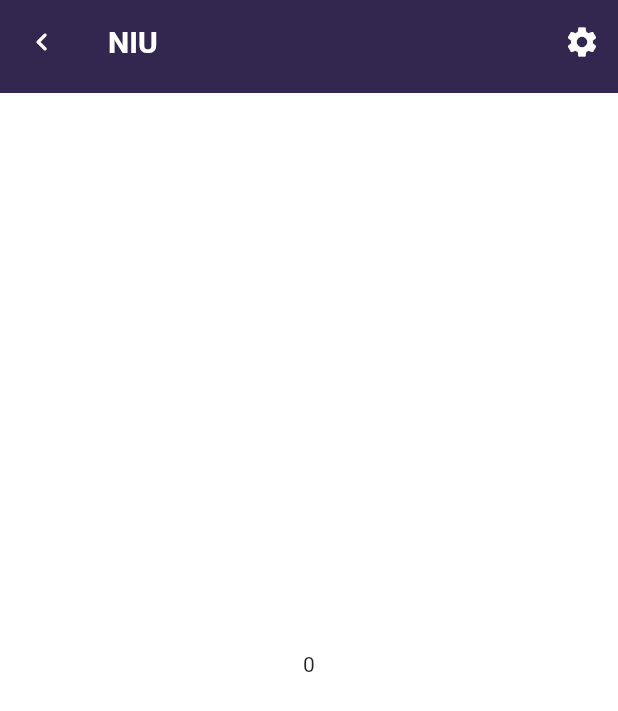
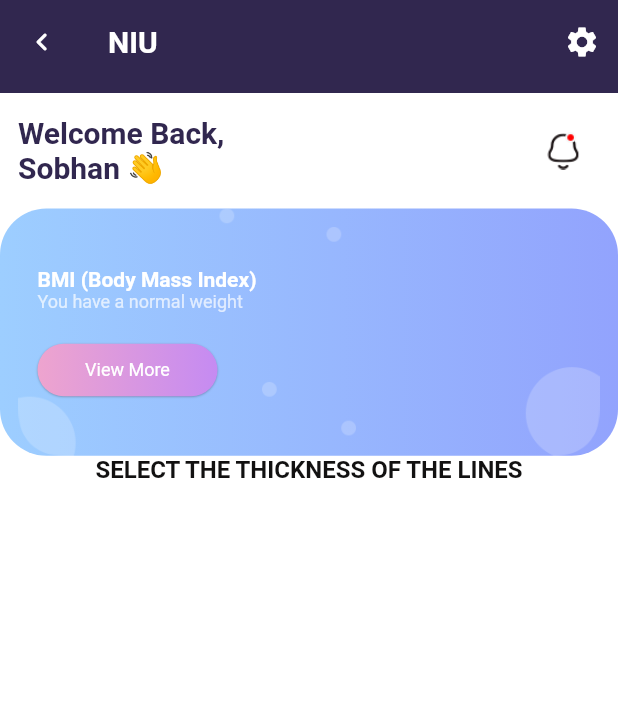
Before and after one commit to TheSam912/NIU_company_task, a Flutter app: the HomeScreen screen opened by its route, on a phone screen of 412 x 824 dp. Shown: the top 711 px of the screen. Run offline on Flutter 3.47's test engine with Material 2 defaults, Android fonts, the phone set to English and light mode, and no system bars; our stand-ins replace animate_do, awesome_snackbar_content, flutter_hooks, hooks_riverpod, shared_preferences; missing offline and left inert: health; accounts and stored records are empty.

Commit message:
rounded button class

```diff
--- a/lib/Constant/colors.dart
+++ b/lib/Constant/colors.dart
@@ -4,3 +4,12 @@
 Color black = const Color.fromARGB(255, 18, 17, 17);
 Color mainColor = const Color.fromRGBO(49, 39, 79, 1);
 Color shadowColor = const Color.fromRGBO(196, 135, 198, .3);
+
+Color get primaryColor1 => const Color(0xff92A3FD);
+Color get primaryColor2 => const Color(0xff9DCEFF);
+
+Color get secondaryColor1 => const Color(0xffC58BF2);
+Color get secondaryColor2 => const Color(0xffEEA4CE);
+
+List<Color> get primaryG => [primaryColor2, primaryColor1];
+List<Color> get secondaryG => [secondaryColor2, secondaryColor1];
--- /dev/null
+++ b/lib/utils/rounded_button.dart
@@ -0,0 +1,79 @@
+import 'package:flutter/material.dart';
+
+import '../Constant/colors.dart';
+
+enum RoundButtonType { bgGradient, bgSGradient, textGradient }
+
+class RoundButton extends StatelessWidget {
+  final String title;
+  final RoundButtonType type;
+  final VoidCallback onPressed;
+  final double fontSize;
+  final double elevation;
+  final FontWeight fontWeight;
+
+  const RoundButton(
+      {super.key,
+      required this.title,
+      this.type = RoundButtonType.bgGradient,
+      this.fontSize = 16,
+      this.elevation = 1,
+      this.fontWeight = FontWeight.w700,
+      required this.onPressed});
+
+  @override
+  Widget build(BuildContext context) {
+    return Container(
+      decoration: BoxDecoration(
+          gradient: LinearGradient(
+            colors: type == RoundButtonType.bgSGradient ? secondaryG : primaryG,
+          ),
+          borderRadius: BorderRadius.circular(25),
+          boxShadow: type == RoundButtonType.bgGradient ||
+                  type == RoundButtonType.bgSGradient
+              ? const [
+                  BoxShadow(
+                      color: Colors.black26,
+                      blurRadius: 0.5,
+                      offset: Offset(0, 0.5))
+                ]
+              : null),
+      child: MaterialButton(
+        onPressed: onPressed,
+        height: 50,
+        shape: RoundedRectangleBorder(borderRadius: BorderRadius.circular(25)),
+        textColor: primaryColor1,
+        minWidth: double.maxFinite,
+        elevation: type == RoundButtonType.bgGradient ||
+                type == RoundButtonType.bgSGradient
+            ? 0
+            : elevation,
+        color: type == RoundButtonType.bgGradient ||
+                type == RoundButtonType.bgSGradient
+            ? Colors.transparent
+            : white,
+        child: type == RoundButtonType.bgGradient ||
+                type == RoundButtonType.bgSGradient
+            ? Text(title,
+                style: TextStyle(
+                    color: white, fontSize: fontSize, fontWeight: fontWeight))
+            : ShaderMask(
+                blendMode: BlendMode.srcIn,
+                shaderCallback: (bounds) {
+                  return LinearGradient(
+                          colors: primaryG,
+                          begin: Alignment.centerLeft,
+                          end: Alignment.centerRight)
+                      .createShader(
+                          Rect.fromLTRB(0, 0, bounds.width, bounds.height));
+                },
+                child: Text(title,
+                    style: TextStyle(
+                        color: primaryColor1,
+                        fontSize: fontSize,
+                        fontWeight: fontWeight)),
+              ),
+      ),
+    );
+  }
+}
--- a/lib/views/home_screen.dart
+++ b/lib/views/home_screen.dart
@@ -2,8 +2,11 @@
 import 'package:flutter/material.dart';
 import 'package:health/health.dart';
 import 'package:niu_app/Constant/colors.dart';
+import 'package:niu_app/Constant/styles.dart';
 import 'package:niu_app/utils/snackbar.dart';
 import 'package:niu_app/widgets/appbar.dart';
+
+import '../utils/rounded_button.dart';
 
 class HomeScreen extends StatefulWidget {
   const HomeScreen({super.key});
@@ -13,6 +16,9 @@
 }
 
 class _HomeScreenState extends State<HomeScreen> {
+  late ValueNotifier<double> valueNotifier;
+  int keyForRepaint = 0;
+
   int _getSteps = 0;
   HealthFactory health = HealthFactory();
   Future fetchStepData() async {
@@ -45,10 +51,12 @@
   void initState() {
     super.initState();
     fetchStepData();
+    valueNotifier = ValueNotifier(0.0);
   }
 
   @override
   Widget build(BuildContext context) {
+    final size = MediaQuery.of(context).size;
     return Scaffold(
         backgroundColor: white,
         appBar: PreferredSize(
@@ -66,14 +74,121 @@
                       ))
                 ],
                 context)),
-      body: Center(
-        child: Text("$_getSteps"),
+        body: SingleChildScrollView(
+          child: Column(
+            children: [
+              Row(
+                mainAxisAlignment: MainAxisAlignment.spaceBetween,
+                children: [
+                  Padding(
+                    padding: const EdgeInsets.symmetric(
+                        horizontal: 12, vertical: 15),
+                    child: Text(
+                      "Welcome Back,\nSobhan 👋",
+                      style: titleStyle,
                     ),
-    );
+                  ),
+                  Padding(
+                    padding: const EdgeInsets.only(right: 12),
+                    child: IconButton(
+                        onPressed: () {},
+                        icon: Image.asset(
+                          "assets/images/notification_active.png",
+                          width: 25,
+                          height: 25,
+                          fit: BoxFit.fitHeight,
+                        )),
+                  )
+                ],
+              ),
+              Container(
+                height: size.width * 0.4,
+                decoration: BoxDecoration(
+                    gradient: LinearGradient(colors: primaryG),
+                    borderRadius: BorderRadius.circular(size.width * 0.075)),
+                child: Stack(alignment: Alignment.center, children: [
+                  Image.asset(
+                    "assets/images/bg_dots.png",
+                    height: size.width * 0.4,
+                    width: double.maxFinite,
+                    fit: BoxFit.fitHeight,
+                  ),
+                  Padding(
+                    padding: const EdgeInsets.symmetric(
+                        vertical: 25, horizontal: 25),
+                    child: Row(
+                      mainAxisAlignment: MainAxisAlignment.spaceBetween,
+                      children: [
+                        Column(
+                          mainAxisAlignment: MainAxisAlignment.center,
+                          crossAxisAlignment: CrossAxisAlignment.start,
+                          children: [
+                            Text(
+                              "BMI (Body Mass Index)",
+                              style: TextStyle(
+                                  color: white,
+                                  fontSize: 14,
+                                  fontWeight: FontWeight.w700),
+                            ),
+                            Text(
+                              "You have a normal weight",
+                              style: TextStyle(
+                                  color: white.withOpacity(0.7), fontSize: 12),
+                            ),
+                            SizedBox(
+                              height: size.width * 0.05,
+                            ),
+                            SizedBox(
+                                width: 120,
+                                height: 35,
+                                child: RoundButton(
+                                    title: "View More",
+                                    type: RoundButtonType.bgSGradient,
+                                    fontSize: 12,
+                                    fontWeight: FontWeight.w400,
+                                    onPressed: () {}))
+                          ],
+                        ),
+                      ],
+                    ),
+                  )
+                ]),
+              ),
+              RepaintBoundary(
+                child: GestureDetector(
+                  key: ValueKey(keyForRepaint),
+                  onTap: () {
+                    valueNotifier.value = 100.0;
+                    keyForRepaint++;
+                    setState(() {});
+                  },
+                  child: Column(
+                    mainAxisAlignment: MainAxisAlignment.center,
+                    children: [
+                      Text(
+                        'SELECT THE THICKNESS OF THE LINES',
+                        style: TextStyle(
+                          fontSize: 16,
+                          fontWeight: FontWeight.bold,
+                          color: black,
+                        ),
+                      ),
+                      const SizedBox(
+                        height: 20,
+                      ),
+                    ],
+                  ),
+                ),
+              )
+            ],
+          ),
+        ));
   }
 }
 
-
+// Center(
+//         child: Text("$_getSteps"),
+//       ),
 
 //  Center(
 //             child: ref.watch(getAuthenticatedUserProvider).when(
--- a/pubspec.yaml
+++ b/pubspec.yaml
@@ -42,6 +42,7 @@
   awesome_snackbar_content: ^0.1.3
   animate_do: ^3.0.2
   health: ^8.0.0
+  simple_circular_progress_bar: ^1.0.2
 
 dev_dependencies:
   flutter_test:
```
Also changed, not shown: assets/images/bg_dots.png (added), assets/images/notification_active.png (added), pubspec.lock. Lines whose indentation alone changed are shown as unchanged.
